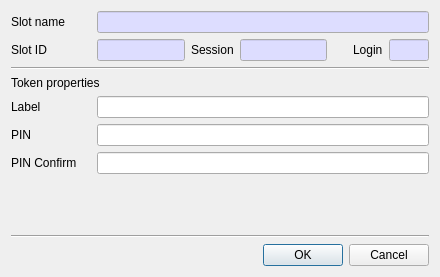
Before: the Qt Designer form CryptokiMan/init_token_dlg.ui in jykim74/CryptokiMan, drawn with Qt 5.
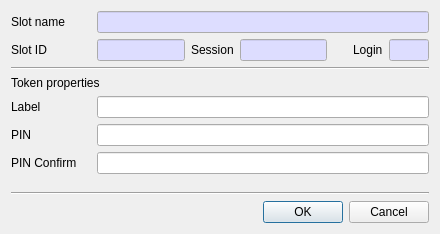
After: the same form once the commit is applied.

Diff of the .ui file:
```diff
--- a/CryptokiMan/init_token_dlg.ui
+++ b/CryptokiMan/init_token_dlg.ui
@@ -7,7 +7,7 @@
     <x>0</x>
     <y>0</y>
     <width>440</width>
-    <height>277</height>
+    <height>234</height>
    </rect>
   </property>
   <property name="windowTitle">
```
